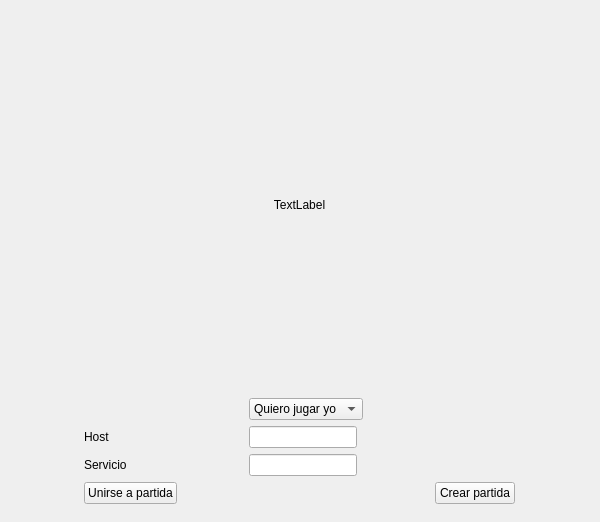
Qt form src/client/qt/mainwindow.ui (tflopezhidalgo/micromachines) before a commit.
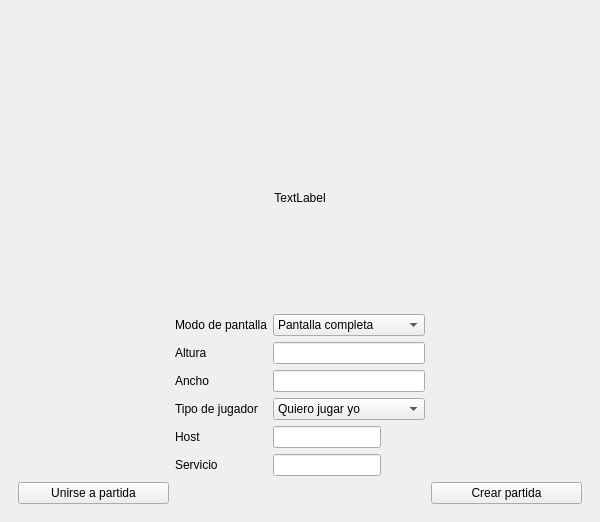
The same form after that commit. The open tabs and pages were chosen to show the change. Icons and pictures are not drawn.

The edit to the form file:
```diff
--- a/src/client/qt/mainwindow.ui
+++ b/src/client/qt/mainwindow.ui
@@ -34,6 +34,19 @@
    </property>
    <layout class="QFormLayout" name="formLayout">
     <item row="0" column="0">
+     <spacer name="verticalSpacer_7">
+      <property name="orientation">
+       <enum>Qt::Vertical</enum>
+      </property>
+      <property name="sizeHint" stdset="0">
+       <size>
+        <width>20</width>
+        <height>40</height>
+       </size>
+      </property>
+     </spacer>
+    </item>
+    <item row="1" column="0">
      <widget class="QStackedWidget" name="stackedWidget">
       <property name="sizePolicy">
        <sizepolicy hsizetype="Minimum" vsizetype="Minimum">
@@ -58,14 +71,34 @@
         </sizepolicy>
        </property>
        <layout class="QGridLayout" name="gridLayout_4">
-        <item row="3" column="0">
+        <item row="1" column="3">
+         <spacer name="horizontalSpacer_6">
+          <property name="orientation">
+           <enum>Qt::Horizontal</enum>
+          </property>
+          <property name="sizeHint" stdset="0">
+           <size>
+            <width>40</width>
+            <height>20</height>
+           </size>
+          </property>
+         </spacer>
+        </item>
+        <item row="4" column="1">
+         <widget class="QLabel" name="label_5">
+          <property name="text">
+           <string>Tipo de jugador</string>
+          </property>
+         </widget>
+        </item>
+        <item row="6" column="1">
          <widget class="QLabel" name="serviceLabel">
           <property name="text">
            <string>Servicio</string>
           </property>
          </widget>
         </item>
-        <item row="3" column="1">
+        <item row="6" column="2">
          <widget class="QLineEdit" name="serviceNameField">
           <property name="sizePolicy">
            <sizepolicy hsizetype="Fixed" vsizetype="Fixed">
@@ -75,17 +108,57 @@
           </property>
          </widget>
         </item>
-        <item row="2" column="0">
+        <item row="5" column="1">
          <widget class="QLabel" name="hostLabel">
           <property name="text">
            <string>Host</string>
           </property>
          </widget>
         </item>
-        <item row="0" column="0" colspan="3">
+        <item row="5" column="2">
+         <widget class="QLineEdit" name="hostNameField">
+          <property name="sizePolicy">
+           <sizepolicy hsizetype="Fixed" vsizetype="Fixed">
+            <horstretch>0</horstretch>
+            <verstretch>0</verstretch>
+           </sizepolicy>
+          </property>
+          <property name="text">
+           <string/>
+          </property>
+         </widget>
+        </item>
+        <item row="4" column="2">
+         <widget class="QComboBox" name="playerSelectComboBox">
+          <property name="currentText">
+           <string>Quiero jugar yo</string>
+          </property>
+          <item>
+           <property name="text">
+            <string>Quiero jugar yo</string>
+           </property>
+          </item>
+          <item>
+           <property name="text">
+            <string>Lua Player</string>
+           </property>
+          </item>
+         </widget>
+        </item>
+        <item row="2" column="2">
+         <widget class="QLineEdit" name="height_line">
+          <property name="enabled">
+           <bool>true</bool>
+          </property>
+          <property name="readOnly">
+           <bool>false</bool>
+          </property>
+         </widget>
+        </item>
+        <item row="0" column="0" colspan="4">
          <widget class="QLabel" name="label">
           <property name="sizePolicy">
-           <sizepolicy hsizetype="Minimum" vsizetype="Minimum">
+           <sizepolicy hsizetype="Expanding" vsizetype="Expanding">
             <horstretch>0</horstretch>
             <verstretch>0</verstretch>
            </sizepolicy>
@@ -105,35 +178,60 @@
          </widget>
         </item>
         <item row="2" column="1">
-         <widget class="QLineEdit" name="hostNameField">
-          <property name="sizePolicy">
-           <sizepolicy hsizetype="Fixed" vsizetype="Fixed">
-            <horstretch>0</horstretch>
-            <verstretch>0</verstretch>
-           </sizepolicy>
-          </property>
+         <widget class="QLabel" name="label_3">
           <property name="text">
-           <string/>
+           <string>Altura</string>
           </property>
          </widget>
         </item>
-        <item row="5" column="2">
-         <widget class="QPushButton" name="create_match_button">
-          <property name="sizePolicy">
-           <sizepolicy hsizetype="Maximum" vsizetype="Maximum">
-            <horstretch>0</horstretch>
-            <verstretch>0</verstretch>
-           </sizepolicy>
+        <item row="1" column="2">
+         <widget class="QComboBox" name="screen_mode_combo_box">
+          <item>
+           <property name="text">
+            <string>Pantalla completa</string>
+           </property>
+          </item>
+          <item>
+           <property name="text">
+            <string>Fixed size</string>
+           </property>
+          </item>
+         </widget>
+        </item>
+        <item row="1" column="0">
+         <spacer name="horizontalSpacer_5">
+          <property name="orientation">
+           <enum>Qt::Horizontal</enum>
           </property>
+          <property name="sizeHint" stdset="0">
+           <size>
+            <width>40</width>
+            <height>20</height>
+           </size>
+          </property>
+         </spacer>
+        </item>
+        <item row="3" column="2">
+         <widget class="QLineEdit" name="width_line"/>
+        </item>
+        <item row="1" column="1">
+         <widget class="QLabel" name="label_2">
           <property name="text">
-           <string>Crear partida</string>
+           <string>Modo de pantalla</string>
           </property>
          </widget>
         </item>
-        <item row="5" column="0">
+        <item row="3" column="1">
+         <widget class="QLabel" name="label_4">
+          <property name="text">
+           <string>Ancho</string>
+          </property>
+         </widget>
+        </item>
+        <item row="8" column="0">
          <widget class="QPushButton" name="join_match_button">
           <property name="sizePolicy">
-           <sizepolicy hsizetype="Maximum" vsizetype="Maximum">
+           <sizepolicy hsizetype="Expanding" vsizetype="Fixed">
             <horstretch>0</horstretch>
             <verstretch>0</verstretch>
            </sizepolicy>
@@ -143,21 +241,17 @@
           </property>
          </widget>
         </item>
-        <item row="1" column="1">
-         <widget class="QComboBox" name="playerSelectComboBox">
-          <property name="currentText">
-           <string>Quiero jugar yo</string>
+        <item row="8" column="3">
+         <widget class="QPushButton" name="create_match_button">
+          <property name="sizePolicy">
+           <sizepolicy hsizetype="Expanding" vsizetype="Fixed">
+            <horstretch>0</horstretch>
+            <verstretch>0</verstretch>
+           </sizepolicy>
           </property>
-          <item>
-           <property name="text">
-            <string>Quiero jugar yo</string>
-           </property>
-          </item>
-          <item>
-           <property name="text">
-            <string>Lua Player</string>
-           </property>
-          </item>
+          <property name="text">
+           <string>Crear partida</string>
+          </property>
          </widget>
         </item>
        </layout>
```
Left out of the diff: 8 changed lines with no effect on the pictures.
